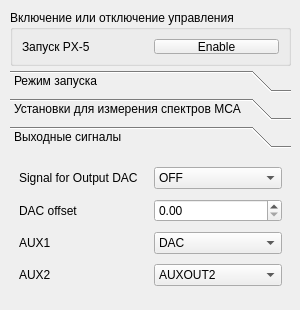
First picture: the form in ui/PX5UIDesign.ui, repository AVSidorov/FT2SXR, before the edit.
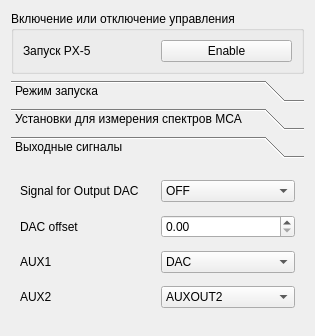
Second picture: the form after the edit.

Commit message: sizePolicy changed, widgets has adjustable size

The edit to the form file:
```diff
--- a/ui/PX5UIDesign.ui
+++ b/ui/PX5UIDesign.ui
@@ -6,22 +6,31 @@
    <rect>
     <x>0</x>
     <y>0</y>
-    <width>300</width>
-    <height>310</height>
+    <width>315</width>
+    <height>336</height>
    </rect>
   </property>
+  <property name="sizePolicy">
+   <sizepolicy hsizetype="Expanding" vsizetype="Expanding">
+    <horstretch>0</horstretch>
+    <verstretch>0</verstretch>
+   </sizepolicy>
+  </property>
+  <property name="minimumSize">
+   <size>
+    <width>250</width>
+    <height>250</height>
+   </size>
+  </property>
   <property name="windowTitle">
    <string>PX-5</string>
   </property>
+  <layout class="QVBoxLayout" name="verticalLayout">
+   <property name="sizeConstraint">
+    <enum>QLayout::SetMaximumSize</enum>
+   </property>
+   <item>
   <widget class="QGroupBox" name="groupBox">
-   <property name="geometry">
-    <rect>
-     <x>10</x>
-     <y>10</y>
-     <width>281</width>
-     <height>56</height>
-    </rect>
-   </property>
    <property name="title">
     <string>Включение или отключение управления</string>
    </property>
@@ -42,15 +51,9 @@
     </item>
    </layout>
   </widget>
+   </item>
+   <item>
   <widget class="QToolBox" name="settings_toolBox">
-   <property name="geometry">
-    <rect>
-     <x>10</x>
-     <y>70</y>
-     <width>281</width>
-     <height>231</height>
-    </rect>
-   </property>
    <property name="frameShape">
     <enum>QFrame::NoFrame</enum>
    </property>
@@ -228,6 +231,14 @@
     </layout>
    </widget>
    <widget class="QWidget" name="outsig_page">
+      <property name="geometry">
+       <rect>
+        <x>0</x>
+        <y>0</y>
+        <width>297</width>
+        <height>175</height>
+       </rect>
+      </property>
     <attribute name="label">
      <string>Выходные сигналы</string>
     </attribute>
@@ -338,6 +349,8 @@
     </layout>
    </widget>
   </widget>
+   </item>
+  </layout>
  </widget>
  <resources/>
  <connections/>
```
Left out of the diff: 8 changed lines with no effect on the pictures. Lines whose indentation alone changed are shown as unchanged. The commit also changes 32 other files.
